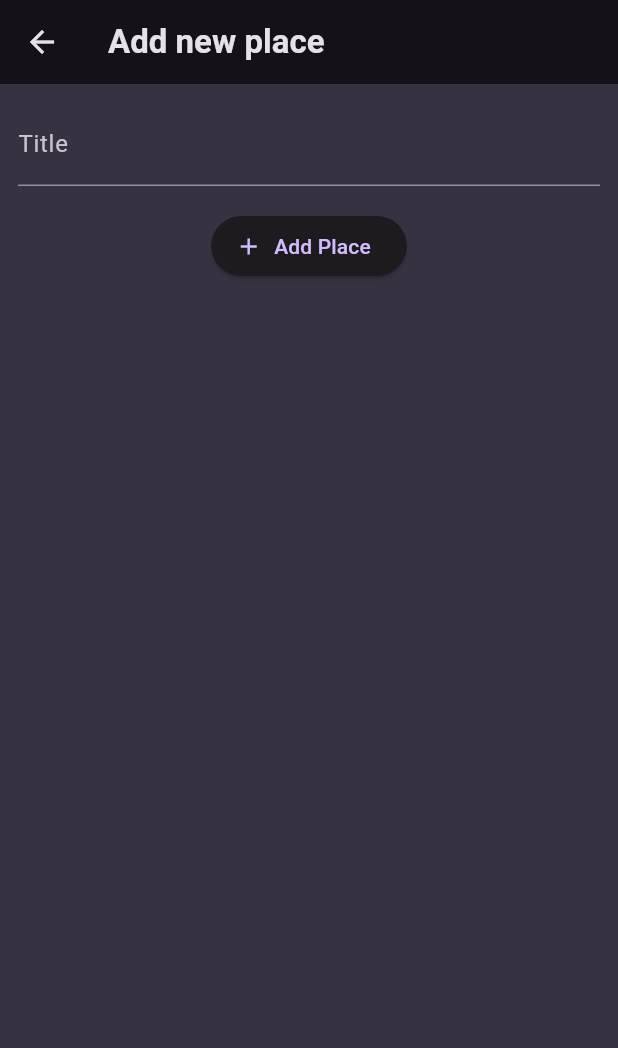
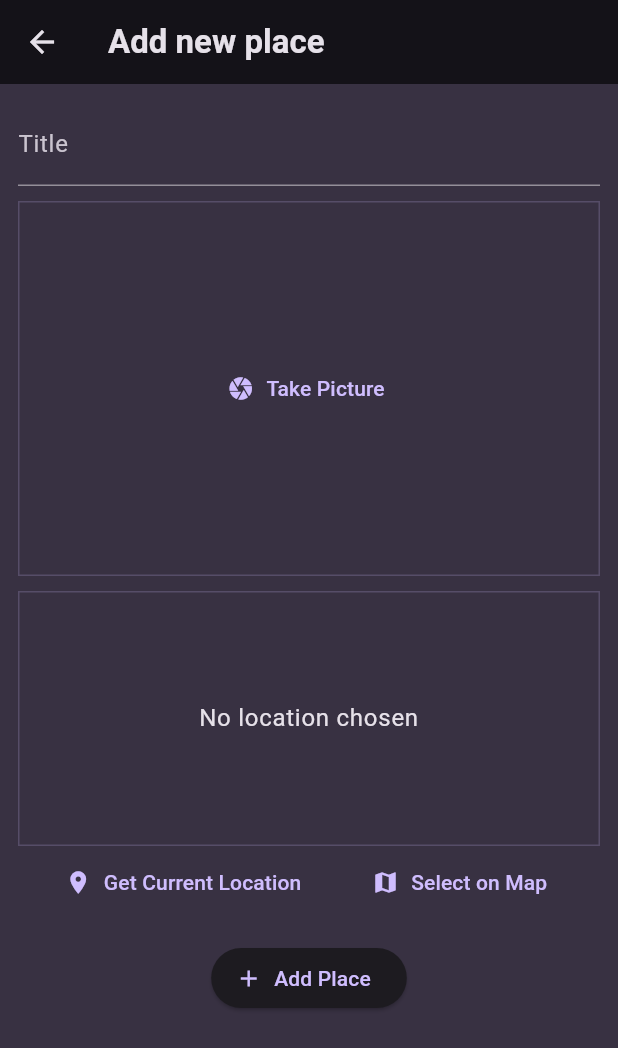
Before and after one commit to Hanzla50/Favorite_Places, a Flutter app: the AddPlaceScreen screen opened directly, on a phone screen of 412 x 824 dp. Shown: the top 1048 px of the screen. Run offline on Flutter 3.47's test engine with Material 3 defaults, Android fonts, the phone set to English and light mode, and no system bars; our stand-ins replace flutter_riverpod, google_fonts, image_picker, location, sqflite; accounts and stored records are empty.

Commit message:
Completed(Image picker, localy stored data in sql database)

```diff
--- a/lib/model/place.dart
+++ b/lib/model/place.dart
@@ -1,11 +1,13 @@
 import 'package:uuid/uuid.dart';
+import 'dart:io';
 
  const uuid = Uuid();
 
 class Place{
-  Place({required this.title}) : id = uuid.v4();
+  Place({required this.title, required this.image, String ? id,}) : id = id ?? uuid.v4();
 
 
   final String id;
   final String title;
+  final File image;
 }
--- a/lib/screens/add_place.dart
+++ b/lib/screens/add_place.dart
@@ -1,16 +1,33 @@
+import 'dart:io';
+import 'package:favorite_places/provider/user_places.dart';
+import 'package:favorite_places/widgets/image_input.dart';
+import 'package:favorite_places/widgets/location_input.dart';
 import 'package:flutter/material.dart';
+import 'package:flutter_riverpod/flutter_riverpod.dart';
 
-class AddPlaceScreen extends StatefulWidget {
+
+class AddPlaceScreen extends ConsumerStatefulWidget {
   const AddPlaceScreen({super.key});
 
   @override
-  State<AddPlaceScreen> createState() {
+  ConsumerState<AddPlaceScreen> createState() {
     return _AddPlaceScreen();
   }
 }
 
-class _AddPlaceScreen extends State<AddPlaceScreen> {
+class _AddPlaceScreen extends ConsumerState<AddPlaceScreen> {
   final _titleController = TextEditingController();
+  File? _selectedImage;
+
+  void _savePlace(){
+    final enteredTitle = _titleController.text;
+
+    if (enteredTitle.isEmpty || _selectedImage == null){
+      return;
+    }
+    ref.read(userPlacesProvider.notifier).addPlace(enteredTitle, _selectedImage!);
+    Navigator.of(context).pop();
+  }
 
   @override
   void dispose() {
@@ -36,10 +53,20 @@ class _AddPlaceScreen extends State<AddPlaceScreen> {
               style: TextStyle(color: Theme.of(context).colorScheme.onBackground,),
             ),
             const SizedBox(
+              height: 10,
+            ),
+            ImageInput(onPickImage: (image) {
+              _selectedImage = image;
+            },),
+            const SizedBox(
+              height: 10,
+            ),
+           LocationInput(),
+            const SizedBox(
               height: 16,
             ),
             ElevatedButton.icon(
-              onPressed: () {},
+              onPressed: _savePlace,
               icon: const Icon(Icons.add),
               label: const Text('Add Place'),
             )
--- /dev/null
+++ b/lib/widgets/image_input.dart
@@ -0,0 +1,64 @@
+import 'dart:io';
+import 'package:flutter/material.dart';
+import 'package:image_picker/image_picker.dart';
+
+class ImageInput extends StatefulWidget {
+  const ImageInput({super.key, required this.onPickImage});
+
+  final void Function(File image) onPickImage;
+
+  @override
+  State<ImageInput> createState() {
+    return _ImageInput();
+  }
+}
+
+class _ImageInput extends State<ImageInput> {
+  File? _selectedImage; // Use it for preview the image
+  void _takePicture() async {
+    final imagePicker = ImagePicker();
+    final pickedImage = await imagePicker.pickImage(
+      source: ImageSource.camera,
+      maxWidth: 600,
+    );
+
+    if (pickedImage == null) {
+      return;
+    }
+    setState(() {
+      _selectedImage = File(pickedImage
+          .path); //This File(.path) convert into normal file from XFile.
+    });
+    widget.onPickImage(_selectedImage!);
+  }
+
+  @override
+  Widget build(BuildContext context) {
+    Widget content = TextButton.icon(
+      onPressed: _takePicture,
+      icon: const Icon(Icons.camera),
+      label: const Text('Take Picture'),
+    );
+    if (_selectedImage != null) {
+      content = GestureDetector(
+        onTap: _takePicture,
+        child: Image.file(
+          _selectedImage!,
+          fit: BoxFit.cover,
+          width: double.infinity,
+          height: double.infinity,
+        ),
+      );
+    }
+    return Container(
+        decoration: BoxDecoration(
+          border: Border.all(
+              width: 1,
+              color: Theme.of(context).colorScheme.primary.withOpacity(0.2)),
+        ),
+        height: 250,
+        width: double.infinity,
+        alignment: Alignment.center,
+        child: content);
+  }
+}
--- /dev/null
+++ b/lib/widgets/location_input.dart
@@ -0,0 +1,100 @@
+import 'package:flutter/material.dart';
+import 'package:location/location.dart';
+
+class LocationInput extends StatefulWidget {
+  LocationInput({super.key});
+
+  @override
+  State<LocationInput> createState() {
+    return _LocationInputState();
+  }
+}
+
+class _LocationInputState extends State<LocationInput> {
+  Location? _pickedLocation;
+  var _isGettingLocation = false;
+
+  void _getCurrentLocation() async {
+
+    Location location = Location();
+
+    bool serviceEnabled;
+    PermissionStatus permissionGranted;
+    LocationData locationData;
+
+    serviceEnabled = await location.serviceEnabled();
+    if (!serviceEnabled) {
+      serviceEnabled = await location.requestService();
+      if (!serviceEnabled) {
+        return;
+      }
+    }
+
+    permissionGranted = await location.hasPermission();
+    if (permissionGranted == PermissionStatus.denied) {
+      permissionGranted = await location.requestPermission();
+      if (permissionGranted != PermissionStatus.granted) {
+        return;
+      }
+    }
+
+    setState(() {
+      _isGettingLocation = true;
+    });
+
+    locationData = await location.getLocation();
+
+    setState(() {
+      _isGettingLocation = false;
+    });
+    print(locationData.longitude);
+    print(locationData.latitude);
+  }
+
+  @override
+  Widget build(BuildContext context) {
+    Widget previewContent = Text(
+            'No location chosen',
+            textAlign: TextAlign.center,
+            style: Theme.of(context)
+                .textTheme
+                .bodyLarge!
+                .copyWith(color: Theme.of(context).colorScheme.onBackground),
+          );
+
+          if(_isGettingLocation){
+            previewContent = const CircularProgressIndicator();
+          }
+    return Column(
+      children: [
+        Container(
+          height: 170,
+          width: double.infinity,
+          alignment: Alignment.center,
+          decoration: BoxDecoration(
+            border: Border.all(
+              width: 1,
+              color: Theme.of(context).colorScheme.primary.withOpacity(0.2),
+            ),
+          ),
+          child: previewContent
+        ),
+        Row(
+          mainAxisAlignment: MainAxisAlignment.spaceEvenly,
+          children: [
+            TextButton.icon(
+              onPressed: _getCurrentLocation,
+              label: const Text('Get Current Location'),
+              icon: const Icon(Icons.location_on),
+            ),
+            TextButton.icon(
+              onPressed: () {},
+              label: const Text('Select on Map'),
+              icon: const Icon(Icons.map),
+            )
+          ],
+        ),
+      ],
+    );
+  }
+}
--- a/pubspec.yaml
+++ b/pubspec.yaml
@@ -38,6 +38,11 @@ dependencies:
   google_fonts: ^6.2.1
   uuid: ^4.4.2
   flutter_riverpod: ^2.5.1
+  image_picker: ^1.1.2
+  location: ^6.0.2
+  path_provider: ^2.1.4
+  path: ^1.9.0
+  sqflite: ^2.3.3+1
 
 dev_dependencies:
   flutter_test:
```
Also changed, not shown: lib/provider/user_places.dart (+51 -3 lines), lib/screens/place_detail.dart (added, +28 -0 lines), lib/screens/places.dart (+24 -3 lines), lib/widgets/places_list.dart (+9 -1 lines), lib/screens/places_detail.dart (deleted), pubspec.lock, 8 other files.
